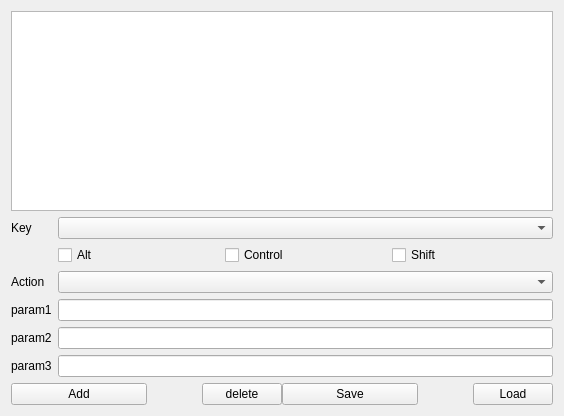
Before: the Qt Designer form widgets/hotkeys/ui/hotkeys.ui in matzman666/PyPipboyApp, drawn with Qt 5.
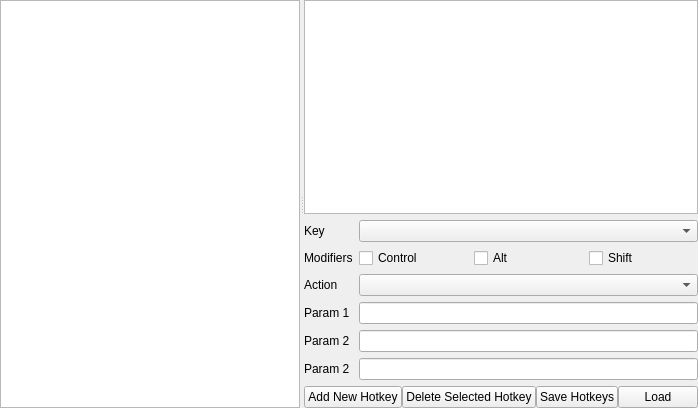
After: the same form once the commit is applied.

Commit message: Tidied up UI and added Instructions panel

```diff
--- a/widgets/hotkeys/ui/hotkeys.ui
+++ b/widgets/hotkeys/ui/hotkeys.ui
@@ -6,19 +6,67 @@
    <rect>
     <x>0</x>
     <y>0</y>
-    <width>564</width>
-    <height>412</height>
+    <width>687</width>
+    <height>408</height>
    </rect>
   </property>
   <property name="windowTitle">
    <string>Form</string>
   </property>
+  <layout class="QVBoxLayout" name="verticalLayout_3">
+   <property name="leftMargin">
+    <number>0</number>
+   </property>
+   <property name="topMargin">
+    <number>0</number>
+   </property>
+   <property name="rightMargin">
+    <number>0</number>
+   </property>
+   <property name="bottomMargin">
+    <number>0</number>
+   </property>
+   <item>
+    <widget class="QSplitter" name="splitter">
+     <property name="orientation">
+      <enum>Qt::Horizontal</enum>
+     </property>
+     <widget class="QWidget" name="verticalLayoutWidget_2">
+      <layout class="QVBoxLayout" name="verticalLayout_2">
+       <item>
+        <widget class="QTextBrowser" name="textBrowser">
+         <property name="minimumSize">
+          <size>
+           <width>300</width>
+           <height>0</height>
+          </size>
+         </property>
+         <property name="acceptDrops">
+          <bool>false</bool>
+         </property>
+         <property name="frameShape">
+          <enum>QFrame::StyledPanel</enum>
+         </property>
+         <property name="frameShadow">
+          <enum>QFrame::Sunken</enum>
+         </property>
+         <property name="textInteractionFlags">
+          <set>Qt::LinksAccessibleByKeyboard|Qt::LinksAccessibleByMouse|Qt::TextBrowserInteraction|Qt::TextSelectableByKeyboard|Qt::TextSelectableByMouse</set>
+         </property>
+         <property name="openLinks">
+          <bool>false</bool>
+         </property>
+        </widget>
+       </item>
+      </layout>
+     </widget>
+     <widget class="QWidget" name="verticalLayoutWidget">
   <layout class="QVBoxLayout" name="verticalLayout">
    <item>
     <widget class="QTableWidget" name="tableWidget">
      <property name="minimumSize">
       <size>
-       <width>0</width>
+           <width>300</width>
        <height>200</height>
       </size>
      </property>
@@ -36,15 +84,15 @@
      <item row="0" column="1">
       <widget class="QComboBox" name="keyComboBox"/>
      </item>
+         <item row="1" column="0">
+          <widget class="QLabel" name="label">
+           <property name="text">
+            <string>Modifiers</string>
+           </property>
+          </widget>
+         </item>
      <item row="1" column="1">
       <layout class="QHBoxLayout" name="horizontalLayout_3">
-       <item>
-        <widget class="QCheckBox" name="cbxAlt">
-         <property name="text">
-          <string>Alt</string>
-         </property>
-        </widget>
-       </item>
        <item>
         <widget class="QCheckBox" name="cbxControl">
          <property name="text">
@@ -52,6 +100,13 @@
          </property>
         </widget>
        </item>
+           <item>
+            <widget class="QCheckBox" name="cbxAlt">
+             <property name="text">
+              <string>Alt</string>
+             </property>
+            </widget>
+           </item>
        <item>
         <widget class="QCheckBox" name="cbxShift">
          <property name="text">
@@ -74,7 +129,7 @@
      <item row="3" column="0">
       <widget class="QLabel" name="param1Label">
        <property name="text">
-        <string>param1</string>
+            <string>Param 1</string>
        </property>
       </widget>
      </item>
@@ -84,7 +139,7 @@
      <item row="4" column="0">
       <widget class="QLabel" name="param2Label">
        <property name="text">
-        <string>param2</string>
+            <string>Param 2</string>
        </property>
       </widget>
      </item>
@@ -94,7 +149,7 @@
      <item row="5" column="0">
       <widget class="QLabel" name="param3Label">
        <property name="text">
-        <string>param3</string>
+            <string>Param 2</string>
        </property>
       </widget>
      </item>
@@ -117,11 +172,11 @@
         </sizepolicy>
        </property>
        <property name="text">
-        <string>Add</string>
+            <string>Add New Hotkey</string>
        </property>
       </widget>
      </item>
-     <item alignment="Qt::AlignRight">
+         <item>
       <widget class="QPushButton" name="btnDelete">
        <property name="sizePolicy">
         <sizepolicy hsizetype="Minimum" vsizetype="Fixed">
@@ -130,18 +185,18 @@
         </sizepolicy>
        </property>
        <property name="text">
-        <string>delete</string>
+            <string>Delete Selected Hotkey</string>
        </property>
       </widget>
      </item>
      <item>
       <widget class="QPushButton" name="btnSave">
        <property name="text">
-        <string>Save</string>
+            <string>Save Hotkeys</string>
        </property>
       </widget>
      </item>
-     <item alignment="Qt::AlignRight">
+         <item>
       <widget class="QPushButton" name="btnLoad">
        <property name="sizePolicy">
         <sizepolicy hsizetype="Minimum" vsizetype="Fixed">
@@ -155,6 +210,10 @@
       </widget>
      </item>
     </layout>
+       </item>
+      </layout>
+     </widget>
+    </widget>
    </item>
   </layout>
  </widget>
```
Lines whose indentation alone changed are shown as unchanged. The commit also changes 2 other files.
